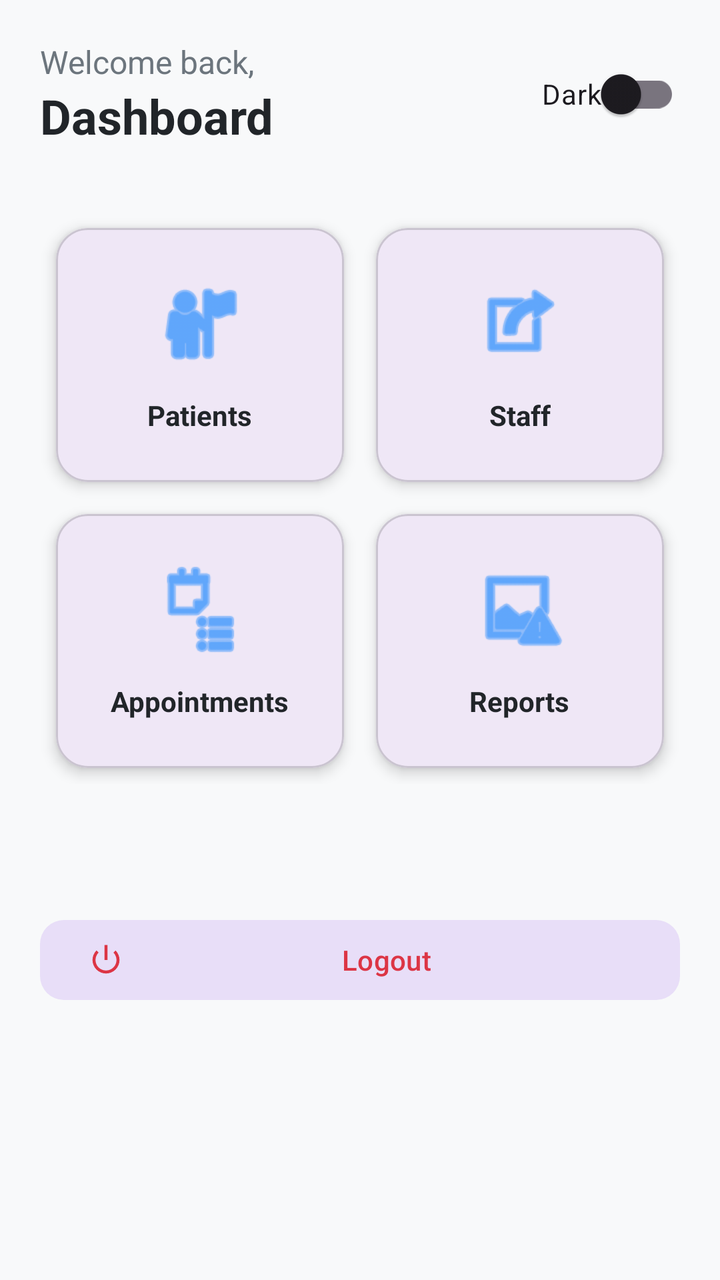
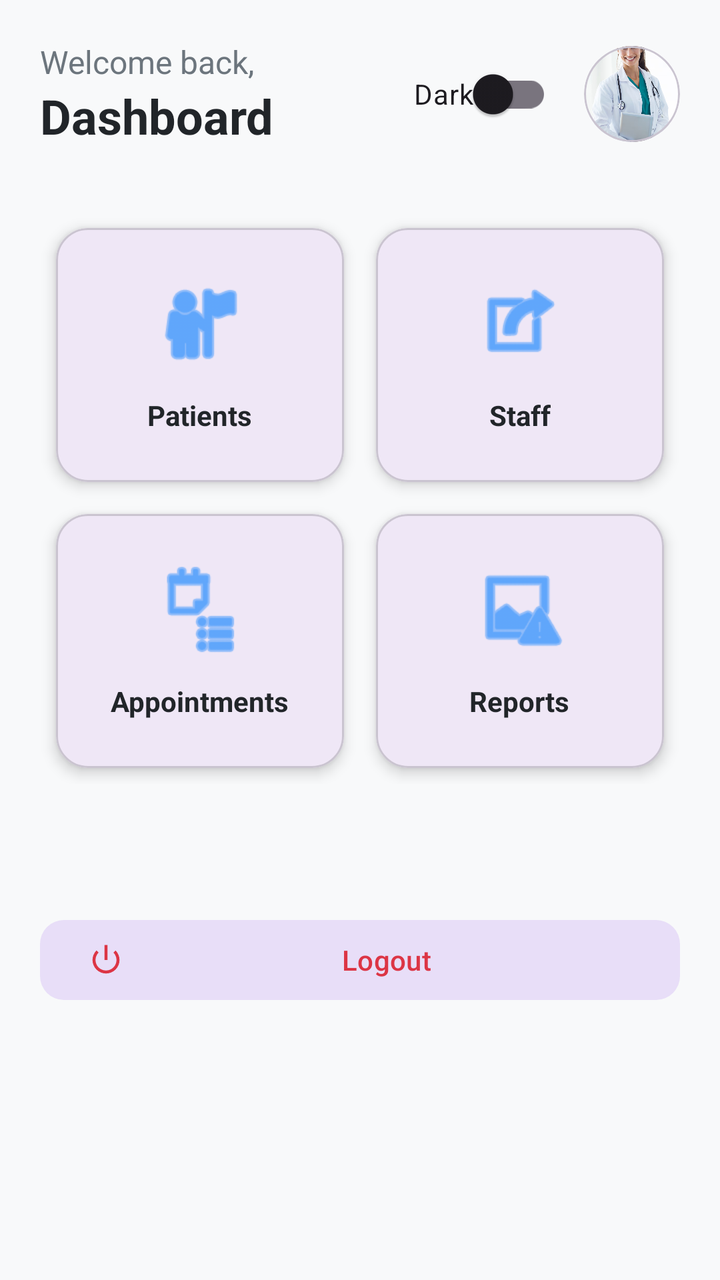

Before-and-after screenshots of an Android layout around one commit, followed by the original layout XML and the change that was made.
<!-- AndroidManifest.xml: application theme Theme.HospitalAppJava -->
<!-- res/layout/activity_second.xml -->
<?xml version="1.0" encoding="utf-8"?>
<ScrollView xmlns:android="http://schemas.android.com/apk/res/android"
    xmlns:app="http://schemas.android.com/apk/res-auto"
    xmlns:tools="http://schemas.android.com/tools"
    android:layout_width="match_parent"
    android:layout_height="match_parent"
    android:background="@color/background"
    android:fillViewport="true"
    tools:context=".SecondActivity">

    <LinearLayout
        android:layout_width="match_parent"
        android:layout_height="wrap_content"
        android:orientation="vertical"
        android:padding="20dp">

        
        <RelativeLayout
            android:layout_width="match_parent"
            android:layout_height="wrap_content"
            android:layout_marginBottom="32dp">

            <LinearLayout
                android:layout_width="wrap_content"
                android:layout_height="wrap_content"
                android:orientation="vertical"
                android:layout_alignParentStart="true">

                <TextView
                    android:id="@+id/welcomeText"
                    android:layout_width="wrap_content"
                    android:layout_height="wrap_content"
                    android:text="Welcome back,"
                    android:textColor="@color/secondary"
                    android:textSize="16sp" />

                <TextView
                    android:id="@+id/userRoleText"
                    android:layout_width="wrap_content"
                    android:layout_height="wrap_content"
                    android:text="Dashboard"
                    android:textColor="@color/on_surface"
                    android:textSize="24sp"
                    android:textStyle="bold" />
            </LinearLayout>

            <com.google.android.material.switchmaterial.SwitchMaterial
                android:id="@+id/darkModeSwitch"
                android:layout_width="wrap_content"
                android:layout_height="wrap_content"
                android:layout_alignParentEnd="true"
                android:layout_centerVertical="true"
                android:text="Dark" />
        </RelativeLayout>

        
        <GridLayout
            android:id="@+id/dashboardGrid"
            android:layout_width="match_parent"
            android:layout_height="wrap_content"
            android:columnCount="2"
            android:alignmentMode="alignMargins"
            android:columnOrderPreserved="false">

            
            <com.google.android.material.card.MaterialCardView
                android:id="@+id/cardPatients"
                android:layout_width="0dp"
                android:layout_height="wrap_content"
                android:layout_columnWeight="1"
                android:layout_margin="8dp"
                app:cardCornerRadius="16dp"
                app:cardElevation="4dp"
                android:visibility="visible">

                <LinearLayout
                    android:layout_width="match_parent"
                    android:layout_height="wrap_content"
                    android:gravity="center"
                    android:orientation="vertical"
                    android:padding="24dp">

                    <ImageView
                        android:layout_width="48dp"
                        android:layout_height="48dp"
                        android:src="@android:drawable/ic_menu_myplaces"
                        app:tint="@color/primary" />

                    <TextView
                        android:layout_width="wrap_content"
                        android:layout_height="wrap_content"
                        android:layout_marginTop="12dp"
                        android:text="Patients"
                        android:textColor="@color/on_surface"
                        android:textStyle="bold" />
                </LinearLayout>
            </com.google.android.material.card.MaterialCardView>

            
            <com.google.android.material.card.MaterialCardView
                android:id="@+id/cardStaff"
                android:layout_width="0dp"
                android:layout_height="wrap_content"
                android:layout_columnWeight="1"
                android:layout_margin="8dp"
                app:cardCornerRadius="16dp"
                app:cardElevation="4dp"
                android:visibility="visible">

                <LinearLayout
                    android:layout_width="match_parent"
                    android:layout_height="wrap_content"
                    android:gravity="center"
                    android:orientation="vertical"
                    android:padding="24dp">

                    <ImageView
                        android:layout_width="48dp"
                        android:layout_height="48dp"
                        android:src="@android:drawable/ic_menu_set_as"
                        app:tint="@color/primary" />

                    <TextView
                        android:layout_width="wrap_content"
                        android:layout_height="wrap_content"
                        android:layout_marginTop="12dp"
                        android:text="Staff"
                        android:textColor="@color/on_surface"
                        android:textStyle="bold" />
                </LinearLayout>
            </com.google.android.material.card.MaterialCardView>

            
            <com.google.android.material.card.MaterialCardView
                android:id="@+id/cardAppointments"
                android:layout_width="0dp"
                android:layout_height="wrap_content"
                android:layout_columnWeight="1"
                android:layout_margin="8dp"
                app:cardCornerRadius="16dp"
                app:cardElevation="4dp">

                <LinearLayout
                    android:layout_width="match_parent"
                    android:layout_height="wrap_content"
                    android:gravity="center"
                    android:orientation="vertical"
                    android:padding="24dp">

                    <ImageView
                        android:layout_width="48dp"
                        android:layout_height="48dp"
                        android:src="@android:drawable/ic_menu_agenda"
                        app:tint="@color/primary" />

                    <TextView
                        android:id="@+id/tvAppointmentsTitle"
                        android:layout_width="wrap_content"
                        android:layout_height="wrap_content"
                        android:layout_marginTop="12dp"
                        android:text="Appointments"
                        android:textColor="@color/on_surface"
                        android:textStyle="bold" />
                </LinearLayout>
            </com.google.android.material.card.MaterialCardView>

            
            <com.google.android.material.card.MaterialCardView
                android:id="@+id/cardReports"
                android:layout_width="0dp"
                android:layout_height="wrap_content"
                android:layout_columnWeight="1"
                android:layout_margin="8dp"
                app:cardCornerRadius="16dp"
                app:cardElevation="4dp"
                android:visibility="visible">

                <LinearLayout
                    android:layout_width="match_parent"
                    android:layout_height="wrap_content"
                    android:gravity="center"
                    android:orientation="vertical"
                    android:padding="24dp">

                    <ImageView
                        android:layout_width="48dp"
                        android:layout_height="48dp"
                        android:src="@android:drawable/ic_menu_report_image"
                        app:tint="@color/primary" />

                    <TextView
                        android:layout_width="wrap_content"
                        android:layout_height="wrap_content"
                        android:layout_marginTop="12dp"
                        android:text="Reports"
                        android:textColor="@color/on_surface"
                        android:textStyle="bold" />
                </LinearLayout>
            </com.google.android.material.card.MaterialCardView>

        </GridLayout>

        
        <View
            android:layout_width="match_parent"
            android:layout_height="32dp" />

        
        <com.google.android.material.button.MaterialButton
            android:id="@+id/logoutBtn"
            style="@style/Widget.Material3.Button.TonalButton"
            android:layout_width="match_parent"
            android:layout_height="wrap_content"
            android:layout_marginTop="32dp"
            android:text="Logout"
            android:textColor="@color/error"
            app:cornerRadius="12dp"
            app:icon="@android:drawable/ic_lock_power_off"
            app:iconTint="@color/error" />

    </LinearLayout>
</ScrollView>
<!-- resources referenced by this layout -->
<resources>
  <color name="background">#F8F9FA</color>
  <color name="error">#DC3545</color>
  <color name="on_surface">#212529</color>
  <color name="primary">#007BFF</color>
  <color name="secondary">#6C757D</color>
  <style name="Theme.HospitalAppJava" parent="Base.Theme.HospitalAppJava" />
  <style name="Base.Theme.HospitalAppJava" parent="Theme.Material3.DayNight.NoActionBar">
          
          
      </style>
</resources>

<!-- the commit's change to res/layout/activity_second.xml (unified diff, before → after) -->
@@ -15,16 +15,20 @@
         android:padding="20dp">
 
         
-        <RelativeLayout
+        
+        <LinearLayout
             android:layout_width="match_parent"
             android:layout_height="wrap_content"
+            android:orientation="horizontal"
+            android:gravity="center_vertical"
             android:layout_marginBottom="32dp">
 
+            
             <LinearLayout
-                android:layout_width="wrap_content"
-                android:layout_height="wrap_content"
-                android:orientation="vertical"
-                android:layout_alignParentStart="true">
+                android:layout_width="0dp"
+                android:layout_height="wrap_content"
+                android:layout_weight="1"
+                android:orientation="vertical">
 
                 <TextView
                     android:id="@+id/welcomeText"
@@ -44,14 +48,30 @@
                     android:textStyle="bold" />
             </LinearLayout>
 
+            
             <com.google.android.material.switchmaterial.SwitchMaterial
                 android:id="@+id/darkModeSwitch"
                 android:layout_width="wrap_content"
                 android:layout_height="wrap_content"
-                android:layout_alignParentEnd="true"
-                android:layout_centerVertical="true"
+                android:layout_marginEnd="16dp"
                 android:text="Dark" />
-        </RelativeLayout>
+
+            
+            <com.google.android.material.card.MaterialCardView
+                android:layout_width="48dp"
+                android:layout_height="48dp"
+                app:cardCornerRadius="24dp"
+                app:cardElevation="0dp">
+
+                <ImageView
+                    android:id="@+id/dashboardProfileImage"
+                    android:layout_width="match_parent"
+                    android:layout_height="match_parent"
+                    android:src="@drawable/ic_person"
+                    android:background="@color/light_gray_background"
+                    android:scaleType="centerCrop" />
+            </com.google.android.material.card.MaterialCardView>
+        </LinearLayout>
 
         
         <GridLayout
<!-- resource entries referenced after the edit -->
@@ -2,9 +2,11 @@
 <resources>
   <color name="background">#F8F9FA</color>
   <color name="error">#DC3545</color>
+  <color name="light_gray_background">#F8F9FA</color>
   <color name="on_surface">#212529</color>
   <color name="primary">#007BFF</color>
   <color name="secondary">#6C757D</color>
+  <!-- drawable ic_person: png bitmap (drawable, 619875 bytes) -->
   <style name="Theme.HospitalAppJava" parent="Base.Theme.HospitalAppJava" />
   <style name="Base.Theme.HospitalAppJava" parent="Theme.Material3.DayNight.NoActionBar">
           
